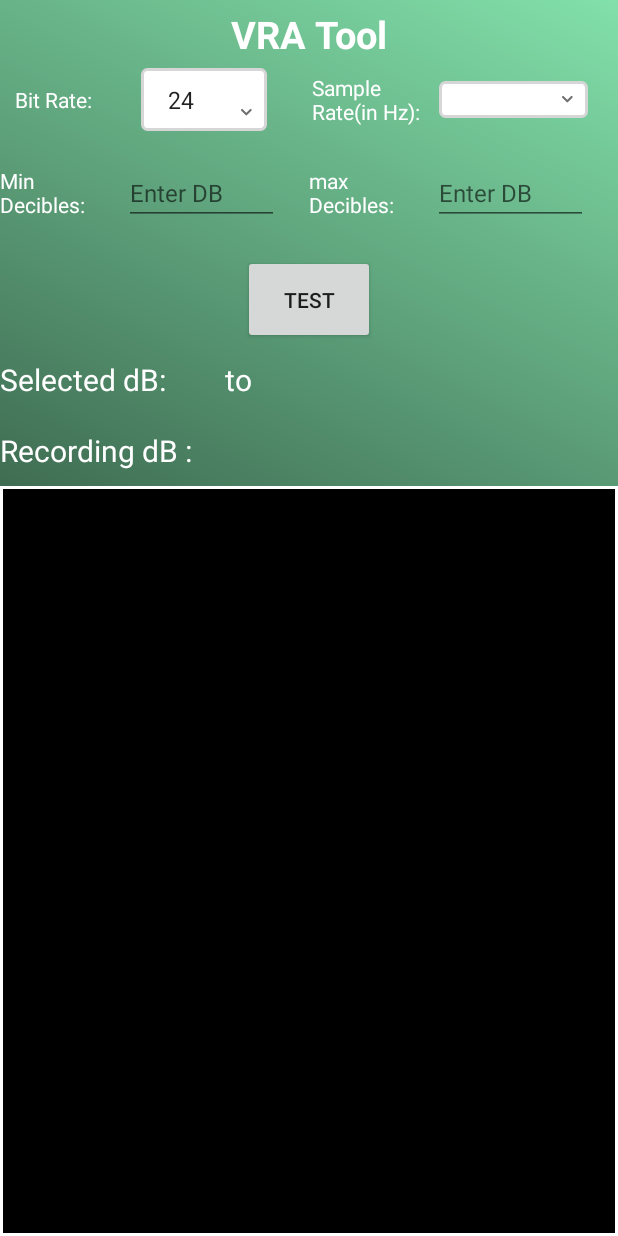
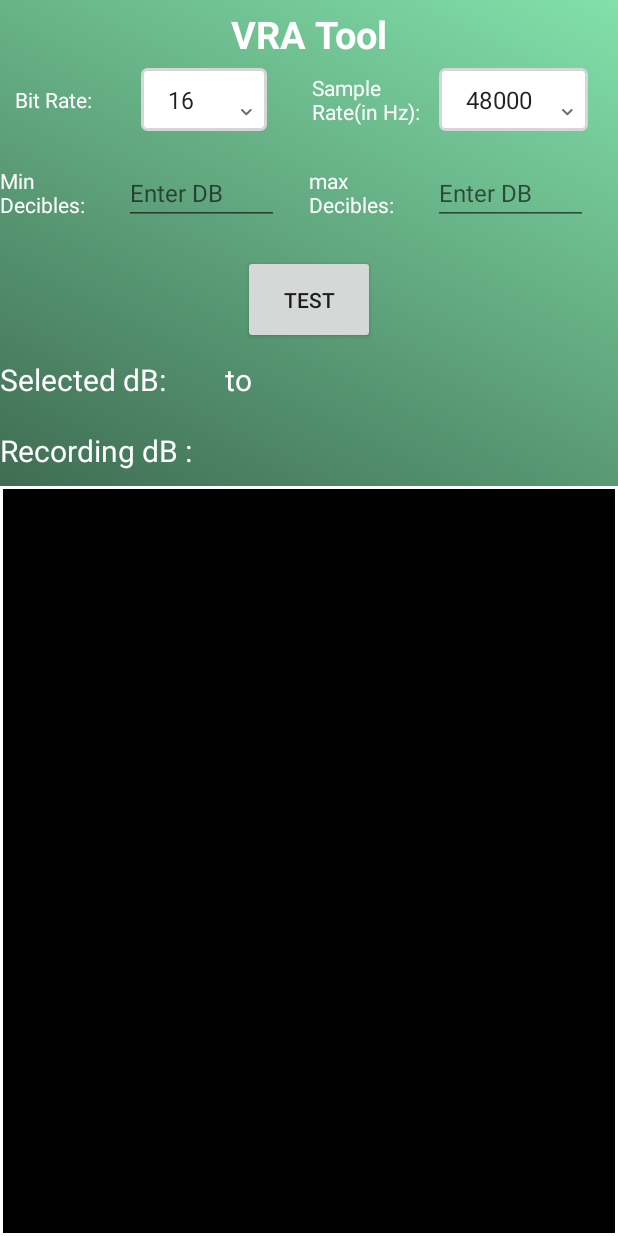
Before and after one commit to RangaliLaxmiNarayana/AudioVisualizer, an Android app: the screen it shows after launch (HomeActivity), on a phone screen of 412 x 824 dp. Run offline under Robolectric (Android 15) with nearby library versions, the phone set to English and light mode, and no system bars; libraries missing offline, so code that uses them is left out: pub.devrel.easypermissions.

Commit message:
changes done

```diff
--- a/app/src/main/java/com/serveroverload/recorder/ui/RecordAudioFragment2.java
+++ b/app/src/main/java/com/serveroverload/recorder/ui/RecordAudioFragment2.java
@@ -58,7 +58,7 @@ public class RecordAudioFragment2 extends Fragment {
     private static final String AUDIO_RECORDER_FILE_EXT_WAV = ".wav";
     private static final String AUDIO_RECORDER_FOLDER = "Recordings";
     private static final String AUDIO_RECORDER_TEMP_FILE = "record_temp.raw";
-    private int RECORDER_SAMPLERATE = 44100;
+    private int RECORDER_SAMPLERATE = 48000;
     private static final int RECORDER_CHANNELS = AudioFormat.CHANNEL_IN_MONO;
     private static final int RECORDER_AUDIO_ENCODING = AudioFormat.ENCODING_PCM_16BIT;
     private static final int RECORDER_CHANNELS_INT = 1;
@@ -138,7 +138,7 @@ public class RecordAudioFragment2 extends Fragment {
         staticAdapter
                 .setDropDownViewResource(android.R.layout.simple_spinner_dropdown_item);
         staticSpinner.setAdapter(staticAdapter);
-        int bitRateDefaultPosition = staticAdapter.getPosition("24");
+        int bitRateDefaultPosition = staticAdapter.getPosition("16");
         staticSpinner.setSelection(bitRateDefaultPosition);
 
         sampleRateSpinner1 = (Spinner) rootView.findViewById(R.id.spinner1);
@@ -148,7 +148,7 @@ public class RecordAudioFragment2 extends Fragment {
         sampleRateAdapter
                 .setDropDownViewResource(android.R.layout.simple_spinner_dropdown_item);
         sampleRateSpinner1.setAdapter(sampleRateAdapter);
-        int sampleRateDefaultPosition = sampleRateAdapter.getPosition("41000");
+        int sampleRateDefaultPosition = sampleRateAdapter.getPosition("48000");
         sampleRateSpinner1.setSelection(sampleRateDefaultPosition);
 
         staticSpinner.setOnItemSelectedListener(new AdapterView.OnItemSelectedListener() {
@@ -932,7 +932,20 @@ public class RecordAudioFragment2 extends Fragment {
             if (isRecording) // if we are already recording
 
             {
-                byte sData[] = new byte[bufferSize];
+                if(!isSave) {
+                    byte sData[] = new byte[bufferSize];
+                    myAudioRecorder.read(sData, 0, bufferSize);
+                    amplitudes = null;
+                    amplitude = 0;
+                    if (amplitude == 0)
+                        getAmplitudeLevels(sData);
+                    // read = recorder.read(data, 0, 6144);
+                    System.out.println("======================" + amplitude);
+                    double currentDec = decibles;
+                    decibles = 20 * Math.log10(amplitude / 32767.0);
+                    if (decibles > currentDec)
+                        maxDecibles = decibles;
+                }
                 // update the VisualizeView
                 visualizerView.addAmplitude(amplitude);
 
@@ -942,7 +955,7 @@ public class RecordAudioFragment2 extends Fragment {
                 averageAmplitute = visualizerView.getAverageAmplitude();
                 maximumAmplitute = visualizerView.getMaximumAmplitude();
                 maxDecibles = 20 *Math.log10(amplitude / 32767.0);
-                averageDB.setText("Recorded dB : " + String.format(".2f", maxDecibles));
+                averageDB.setText("Recorded dB : " + String.format("%.2f", maxDecibles));
 
                 // update in 40 milliseconds
                 handler.postDelayed(this, REPEAT_INTERVAL);
--- a/app/src/main/res/values/strings.xml
+++ b/app/src/main/res/values/strings.xml
@@ -20,19 +20,19 @@
 
     <string-array name="bitrate_array">
         <item>16</item>
-        <item>18</item>
+    <!--    <item>18</item>
         <item>20</item>
         <item>22</item>
         <item>24</item>
         <item>26</item>
         <item>28</item>
         <item>30</item>
-        <item>32</item>
+        <item>32</item>-->
     </string-array>
 
     <string-array name="samplerate_array">
-        <item>44100</item>
+       <!-- <item>44100</item>-->
         <item>48000</item>
-        <item>96000</item>
+        <!--<item>96000</item>-->
     </string-array>
 </resources>
```
Also changed, not shown: 14 other files.
